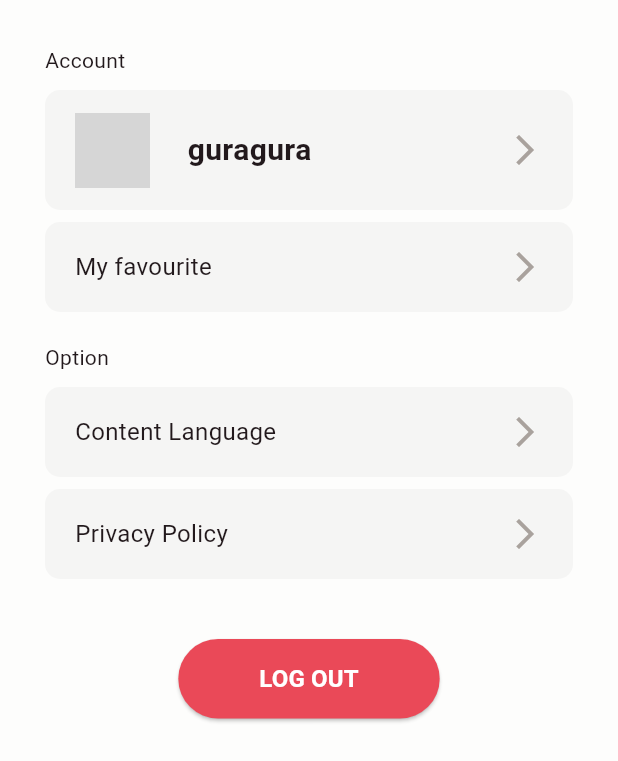
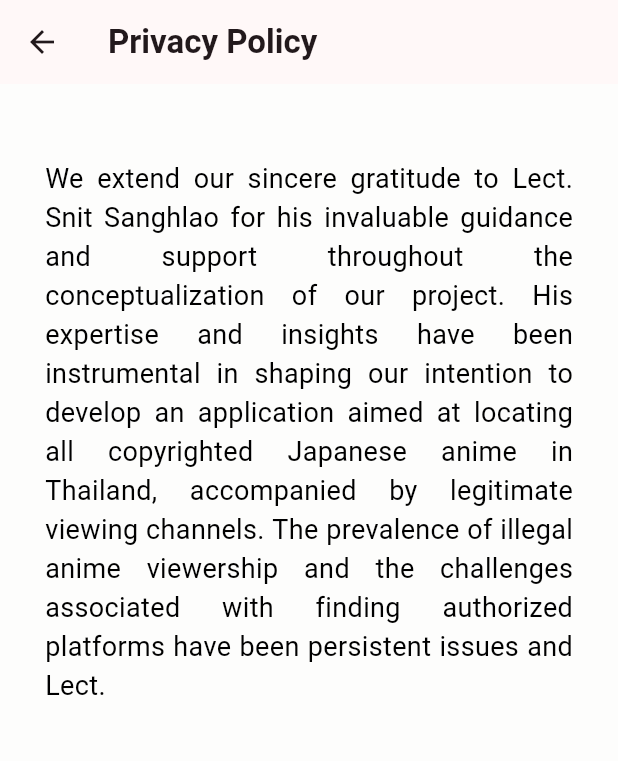
Before and after one commit to gurativerse/tomoyo, a Flutter app: the MorePageContent widget shown alone on an empty page, opened directly, after a tap on "Privacy Policy", on a phone screen of 412 x 824 dp. Shown: the top 761 px of the screen. Run offline on Flutter 3.47's test engine with Material 3 defaults, Android fonts, the phone set to English and light mode, and no system bars; our stand-ins replace flutter_dotenv, smooth_page_indicator, video_player, youtube_player_flutter; network calls fail; grey boxes are pictures that could not be loaded.

Commit message:
feat(more): account and option

```diff
--- /dev/null
+++ b/lib/client/Policy.dart
@@ -0,0 +1,41 @@
+import 'package:flutter/material.dart';
+import 'package:tomoyo/shared/AnimeCard.dart';
+
+class Policy extends StatelessWidget {
+  const Policy({super.key});
+  @override
+  Widget build(BuildContext context) {
+    return PolicyContent();
+  }
+}
+
+class PolicyContent extends StatelessWidget {
+  @override
+  Widget build(BuildContext context) {
+    return Scaffold(
+        appBar: AppBar(
+          title: Container(
+            alignment: AlignmentDirectional.centerStart,
+            child: Text('Privacy Policy',
+                style: TextStyle(
+                  fontWeight: FontWeight.bold,
+                )),
+          ),
+        ),
+        body: Padding(
+            padding: EdgeInsets.symmetric(horizontal: 30, vertical: 30),
+            child: Column(
+              children: [
+                Padding(padding: EdgeInsets.symmetric(vertical: 10)),
+                Text(
+                  'We extend our sincere gratitude to Lect. Snit Sanghlao for his invaluable guidance and support throughout the conceptualization of our project. His expertise and insights have been instrumental in shaping our intention to develop an application aimed at locating all copyrighted Japanese anime in Thailand, accompanied by legitimate viewing channels. The prevalence of illegal anime viewership and the challenges associated with finding authorized platforms have been persistent issues and Lect.',
+                  style: TextStyle(
+                    fontSize: 18,
+                    color: Colors.black
+                  ),
+                  textAlign: TextAlign.justify,
+                ),
+              ],
+            )));
+  }
+}
```
Also changed, not shown: lib/client/Favourite.dart (added, +63 -0 lines), lib/client/More.dart (+19 -4 lines), lib/client/Profile.dart (added, +123 -0 lines).
